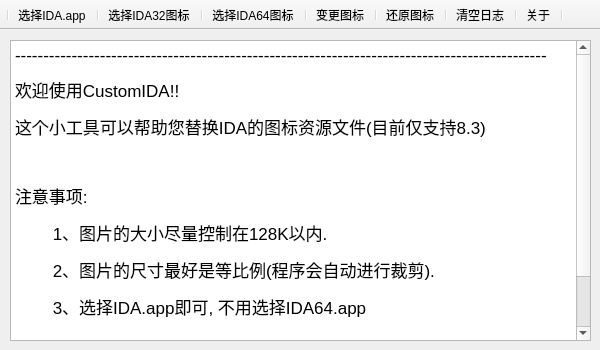
First picture: the form in mainwindow.ui, repository yywz1999/CustomIDA, before the edit.
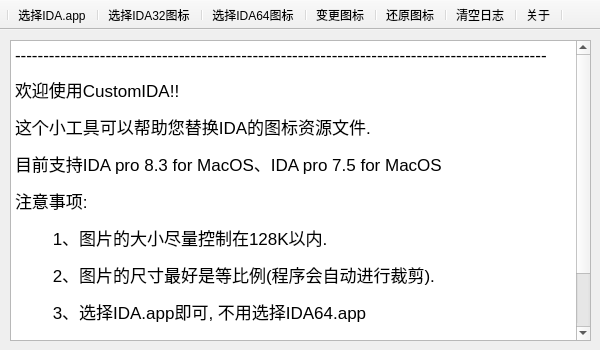
Second picture: the form after the edit.

What changed in the file:
```diff
--- a/mainwindow.ui
+++ b/mainwindow.ui
@@ -67,8 +67,8 @@
 &lt;/style&gt;&lt;/head&gt;&lt;body style=&quot; font-family:'.AppleSystemUIFont'; font-size:13pt; font-weight:400; font-style:normal;&quot;&gt;
 &lt;p align=&quot;justify&quot; style=&quot; margin-top:12px; margin-bottom:12px; margin-left:0px; margin-right:0px; -qt-block-indent:0; text-indent:0px;&quot;&gt;----------------------------------------------------------------------------------------------&lt;/p&gt;
 &lt;p align=&quot;justify&quot; style=&quot; margin-top:12px; margin-bottom:12px; margin-left:0px; margin-right:0px; -qt-block-indent:0; text-indent:0px;&quot;&gt;欢迎使用CustomIDA!!&lt;/p&gt;
-&lt;p align=&quot;justify&quot; style=&quot; margin-top:12px; margin-bottom:12px; margin-left:0px; margin-right:0px; -qt-block-indent:0; text-indent:0px;&quot;&gt;这个小工具可以帮助您替换IDA的图标资源文件(目前仅支持8.3)&lt;/p&gt;
-&lt;p align=&quot;justify&quot; style=&quot;-qt-paragraph-type:empty; margin-top:12px; margin-bottom:12px; margin-left:0px; margin-right:0px; -qt-block-indent:0; text-indent:0px;&quot;&gt;&lt;br /&gt;&lt;/p&gt;
+&lt;p align=&quot;justify&quot; style=&quot; margin-top:12px; margin-bottom:12px; margin-left:0px; margin-right:0px; -qt-block-indent:0; text-indent:0px;&quot;&gt;这个小工具可以帮助您替换IDA的图标资源文件.&lt;/p&gt;
+&lt;p align=&quot;justify&quot; style=&quot; margin-top:12px; margin-bottom:12px; margin-left:0px; margin-right:0px; -qt-block-indent:0; text-indent:0px;&quot;&gt;目前支持IDA pro 8.3 for MacOS、IDA pro 7.5 for MacOS&lt;/p&gt;
 &lt;p align=&quot;justify&quot; style=&quot; margin-top:12px; margin-bottom:12px; margin-left:0px; margin-right:0px; -qt-block-indent:0; text-indent:0px;&quot;&gt;注意事项:&lt;/p&gt;
 &lt;p align=&quot;justify&quot; style=&quot; margin-top:12px; margin-bottom:12px; margin-left:0px; margin-right:0px; -qt-block-indent:0; text-indent:0px;&quot;&gt;        1、图片的大小尽量控制在128K以内.&lt;/p&gt;
 &lt;p align=&quot;justify&quot; style=&quot; margin-top:12px; margin-bottom:12px; margin-left:0px; margin-right:0px; -qt-block-indent:0; text-indent:0px;&quot;&gt;        2、图片的尺寸最好是等比例(程序会自动进行裁剪).&lt;/p&gt;
```
Left out of the diff: 6 changed lines with no effect on the pictures.
